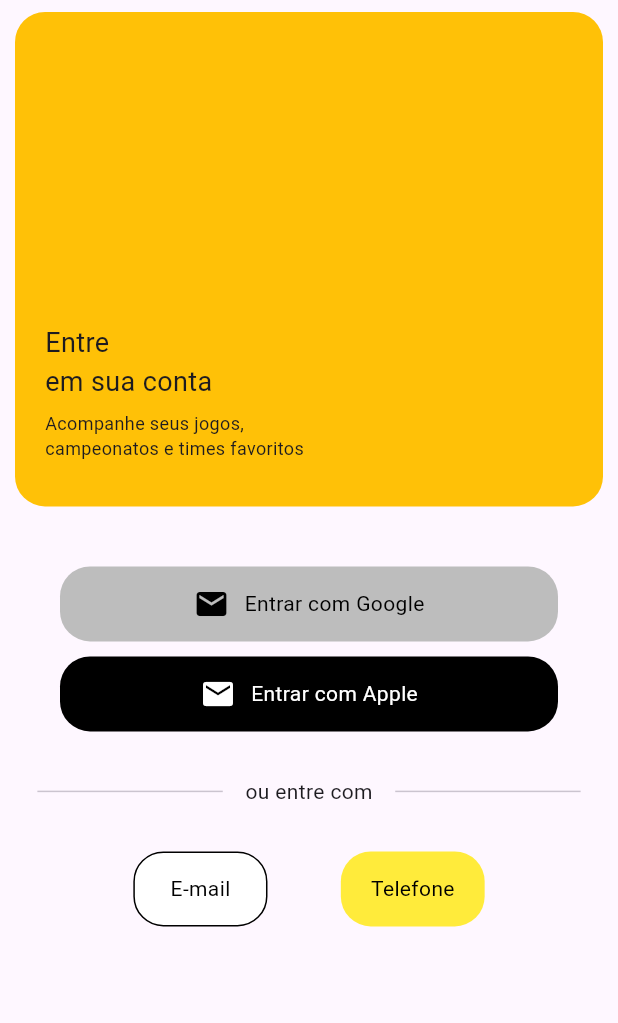
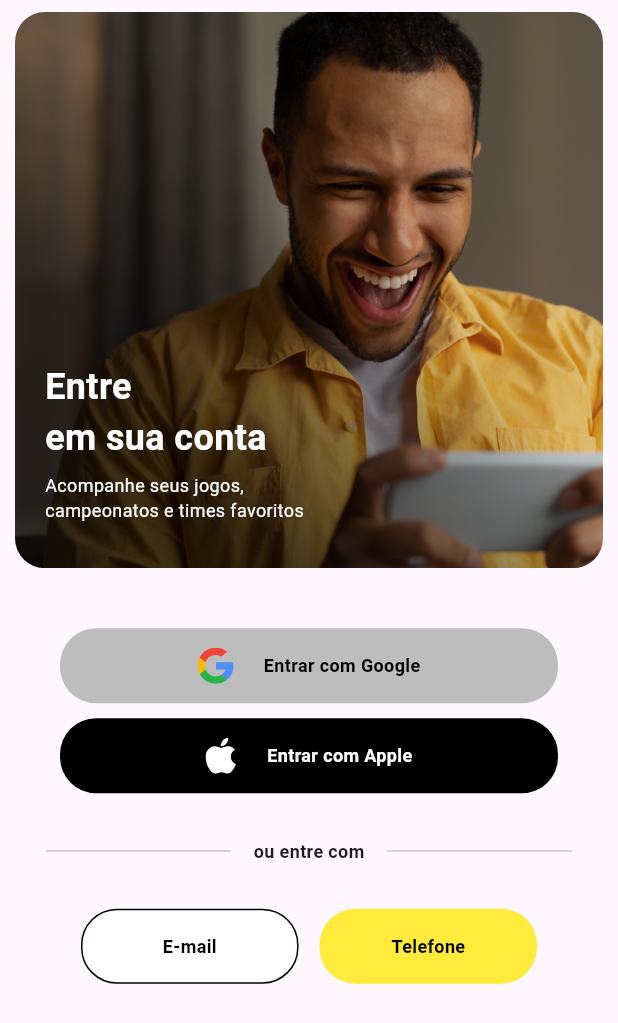
Before and after one commit to LuanSouzaProg/imperio_app, a Flutter app: the screen it shows after launch, on a phone screen of 412 x 824 dp. Shown: the top 1023 px of the screen. Run offline on Flutter 3.47's test engine with Material 3 defaults, Android fonts, the phone set to English and light mode, and no system bars; our stand-ins replace bloc, equatable, flutter_bloc, flutter_modular, flutter_svg.

Commit message:
finalização do auth

```diff
--- a/lib/app/modules/auth/components/auth_divider_component.dart
+++ b/lib/app/modules/auth/components/auth_divider_component.dart
@@ -14,7 +14,13 @@ class AuthDividerComponent extends StatelessWidget {
         ),
         const Padding(
           padding: EdgeInsets.symmetric(horizontal: 15),
-          child: Text('ou entre com'),
+          child: Text(
+            'ou entre com',
+            style: TextStyle(
+              fontSize: 12,
+              fontWeight: FontWeight.w600,
+            ),
+          ),
         ),
         SizedBox(
           width: MediaQuery.of(context).size.width * 0.3,
--- a/lib/app/modules/auth/components/header_component.dart
+++ b/lib/app/modules/auth/components/header_component.dart
@@ -10,10 +10,13 @@ class HeaderComponent extends StatelessWidget {
         top: 8,
       ),
       child: Container(
-        height: MediaQuery.of(context).size.height * 0.4,
+        height: MediaQuery.of(context).size.height * 0.45,
         width: MediaQuery.of(context).size.width,
         decoration: BoxDecoration(
-          color: Colors.amber,
+          image: const DecorationImage(
+            image: AssetImage('assets/onboarding/image.png'),
+            fit: BoxFit.cover,
+          ),
           borderRadius: BorderRadius.circular(20),
         ),
         child: const Padding(
@@ -25,13 +28,17 @@ class HeaderComponent extends StatelessWidget {
               Text(
                 'Entre',
                 style: TextStyle(
-                  fontSize: 18,
+                  fontSize: 24,
+                  color: Colors.white,
+                  fontWeight: FontWeight.w600,
                 ),
               ),
               Text(
                 'em sua conta',
                 style: TextStyle(
-                  fontSize: 18,
+                  fontSize: 24,
+                  color: Colors.white,
+                  fontWeight: FontWeight.w600,
                 ),
               ),
               SizedBox(height: 6),
@@ -39,12 +46,16 @@ class HeaderComponent extends StatelessWidget {
                 'Acompanhe seus jogos,',
                 style: TextStyle(
                   fontSize: 12,
+                  color: Colors.white,
+                  fontWeight: FontWeight.w400,
                 ),
               ),
               Text(
                 'campeonatos e times favoritos',
                 style: TextStyle(
                   fontSize: 12,
+                  color: Colors.white,
+                  fontWeight: FontWeight.w400,
                 ),
               ),
             ],
--- a/lib/app/modules/auth/components/register_auth_component.dart
+++ b/lib/app/modules/auth/components/register_auth_component.dart
@@ -1,4 +1,5 @@
 import 'package:flutter/material.dart';
+import 'package:flutter_modular/flutter_modular.dart';
 
 import '../../../shared/components/button_component.dart';
 
@@ -12,16 +13,27 @@ class RegisterAuthComponent extends StatelessWidget {
       child: Row(
         mainAxisAlignment: MainAxisAlignment.spaceEvenly,
         children: [
-          ButtonComponent(
-            onPressed: () {},
+          SizedBox(
+            width: 145,
+            child: ButtonComponent(
+              onPressed: () {
+                Modular.to.pushNamed(
+                  '/register',
+                  arguments: true,
+                );
+              },
               text: ' E-mail ',
               background: Colors.white,
               needBorder: true,
             ),
-          ButtonComponent(
+          ),
+          SizedBox(
+            width: 145,
+            child: ButtonComponent(
               onPressed: () {},
               text: 'Telefone',
               background: Colors.yellow,
+            ),
           ),
         ],
       ),
--- a/lib/app/modules/auth/components/social_auth_component.dart
+++ b/lib/app/modules/auth/components/social_auth_component.dart
@@ -1,5 +1,6 @@
 import 'package:flutter/material.dart';
 import 'package:flutter_modular/flutter_modular.dart';
+import 'package:flutter_svg/flutter_svg.dart';
 
 import '../../../shared/components/button_component.dart';
 
@@ -17,7 +18,9 @@ class SocialAuthComponent extends StatelessWidget {
               Modular.to.pushReplacementNamed('/home_module/');
             },
             text: 'Entrar com Google',
-            icon: Icons.email,
+            icon: SvgPicture.asset(
+              'assets/onboarding/google.svg',
+            ),
             needIcon: true,
             background: Colors.grey.shade400,
             textColor: Colors.black,
@@ -29,7 +32,9 @@ class SocialAuthComponent extends StatelessWidget {
           child: ButtonComponent(
             onPressed: () {},
             text: 'Entrar com Apple',
-            icon: Icons.email,
+            icon: SvgPicture.asset(
+              'assets/onboarding/apple.svg',
+            ),
             needIcon: true,
             background: Colors.black,
             textColor: Colors.white,
--- a/lib/app/shared/components/button_component.dart
+++ b/lib/app/shared/components/button_component.dart
@@ -2,7 +2,7 @@ import 'package:flutter/material.dart';
 
 class ButtonComponent extends StatelessWidget {
   final Function() onPressed;
-  final IconData? icon;
+  final Widget? icon;
   final bool? needIcon;
   final bool? needBorder;
   final Color background;
@@ -27,7 +27,7 @@ class ButtonComponent extends StatelessWidget {
       child: Container(
         height: 50,
         decoration: BoxDecoration(
-          borderRadius: BorderRadius.circular(20),
+          borderRadius: BorderRadius.circular(24),
           border: needBorder != null ? Border.all() : null,
           color: background,
         ),
@@ -37,15 +37,17 @@ class ButtonComponent extends StatelessWidget {
             mainAxisAlignment: MainAxisAlignment.center,
             children: [
               needIcon != null
-                  ? Icon(icon, color: textColor)
+                  ? icon ?? const SizedBox()
                   : const SizedBox.shrink(),
               needIcon != null
-                  ? const SizedBox(width: 10)
+                  ? const SizedBox(width: 20)
                   : const SizedBox.shrink(),
               Text(
                 text,
                 style: TextStyle(
                   color: textColor ?? Colors.black,
+                  fontWeight: FontWeight.w600,
+                  fontSize: 12,
                 ),
               ),
             ],
--- a/pubspec.yaml
+++ b/pubspec.yaml
@@ -69,6 +69,7 @@ flutter:
     - assets/championships_img/
     - assets/betting_bonus/
     - assets/latest_best/
+    - assets/onboarding/
     - assets/icons_sports/
     - assets/matches_img/
     - assets/banners_img/
```
Also changed, not shown: lib/app/modules/auth/module/auth_module.dart (+11 -1 lines), lib/app/modules/auth/pages/register_page.dart (added, +73 -0 lines), assets/onboarding/apple.svg (added), assets/onboarding/google.svg (added), assets/onboarding/image.png (added), lib/app/modules/auth/pages/email_page.dart (deleted), lib/app/modules/auth/pages/password_page.dart (deleted). Lines whose indentation alone changed are shown as unchanged.
